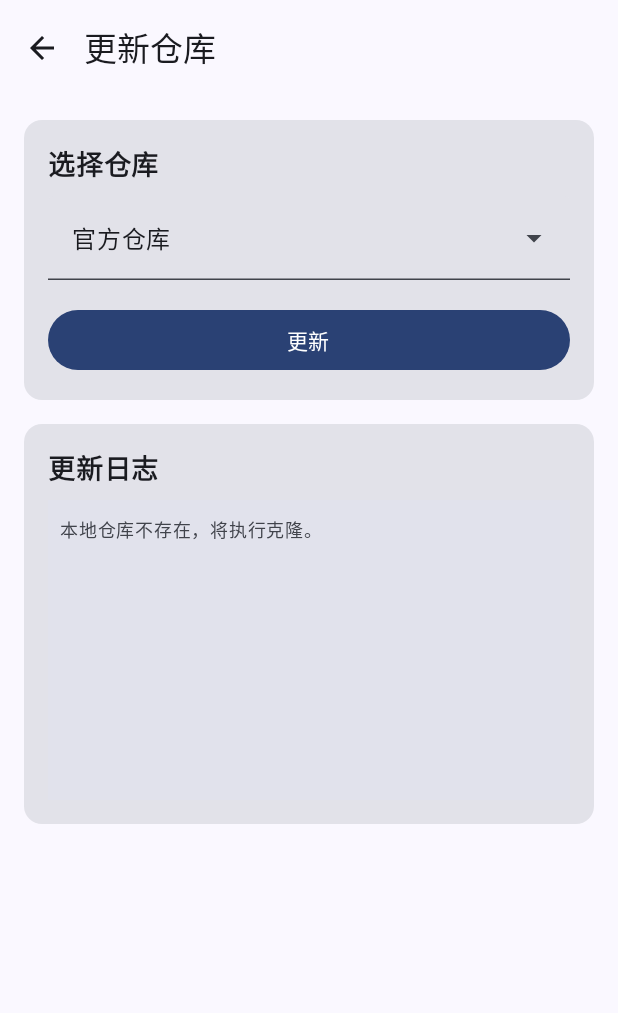
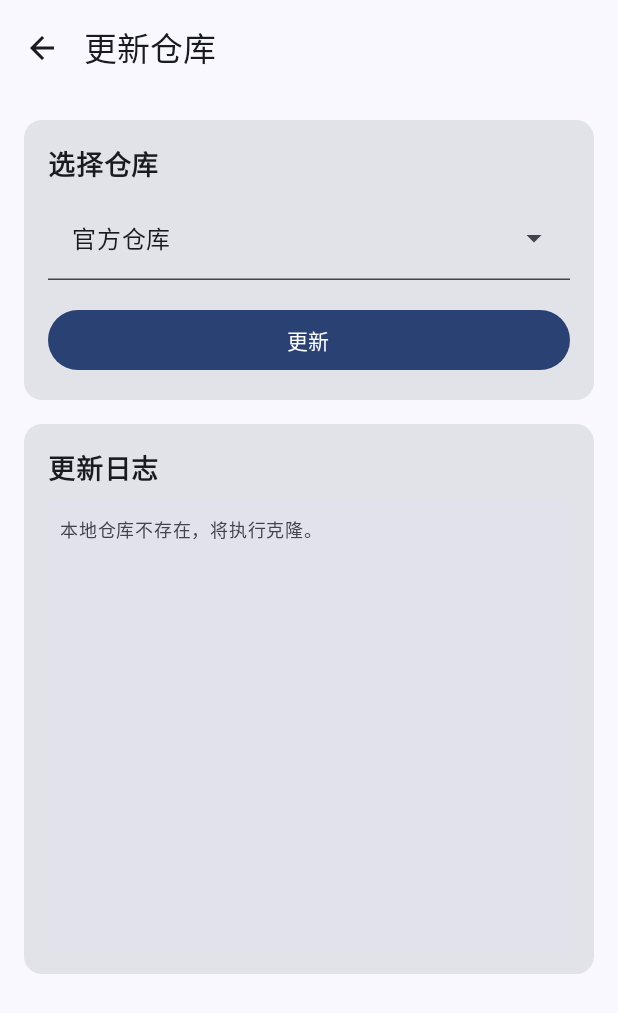
Before and after one commit to XingHeYuZhuan/shiguangschedule, an Android app built with Jetpack Compose: the UpdateRepoScreen screen opened through its navigation route, after a tap on "更新", on a phone screen of 412 x 824 dp. Shown: the top 1013 px of the screen. Run offline under Robolectric (Android 15) with nearby library versions, the phone set to English and light mode, and no system bars; our stand-ins replace Room's generated code; libraries missing offline, so code that uses them is left out: org.eclipse.jgit; 4 statements that could not run were skipped.

Commit message:
修复更新仓库的bug,使用lighthouse标签完成基础安全验证

```diff
--- a/app/build.gradle.kts
+++ b/app/build.gradle.kts
@@ -72,6 +72,8 @@ dependencies {
     implementation(libs.androidx.room.runtime)
     implementation(libs.androidx.room.ktx)
     implementation(libs.jgit)
+    implementation(libs.slf4j.api)
+    implementation(libs.slf4j.simple)
     ksp(libs.androidx.room.compiler)
 
     testImplementation(libs.junit)
--- a/app/src/main/java/com/xingheyuzhuan/shiguangschedule/tool/GitUpdater.kt
+++ b/app/src/main/java/com/xingheyuzhuan/shiguangschedule/tool/GitUpdater.kt
@@ -18,8 +18,9 @@ import java.io.File
  */
 class GitUpdater(private val context: Context) {
 
-    // 官方仓库中一个已知的、早期的提交ID，用于合法性验证。
-    private val OFFICIAL_REPO_BASE_COMMIT_ID = "eb49b7c18272c624d12198b03aabf7fc114a7106"
+    private val OFFICIAL_BASE_TAG_NAME = "lighthouse"
+
+    private val OFFICIAL_BASE_TAG_SHA = "eb49b7c18272c624d12198b03aabf7fc114a7106"
 
     // 通过 Context 动态获取本地仓库路径。
     private val localRepoDir: File
@@ -27,43 +28,97 @@ class GitUpdater(private val context: Context) {
 
     /**
      * 自定义的凭证提供者，处理用户名/密码或个人访问令牌。
-     * 这是一个私有嵌套类，仅供 GitUpdater 内部使用。
      */
     private class MyCredentialsProvider(username: String, password: String) :
         UsernamePasswordCredentialsProvider(username, password.toCharArray())
 
+
     /**
-     * 验证用户提供的 Git 仓库是否是官方仓库的合法 fork 或镜像。
-     *
-     * @param userForkUrl 用户仓库的 URL。
-     * @return 如果用户仓库包含官方提交 ID，则返回 true。
+     * 验证仓库的可访问性和历史合法性，不传输文件内容。
+     * 逻辑：检查远程仓库是否包含官方的永久基准标签，并校验其 SHA-1。
      */
-    private fun isLegitimateFork(userForkUrl: String): Boolean {
+    private fun isLegitimateFork(userForkUrl: String, credentialsProvider: CredentialsProvider?): Boolean {
         try {
-            val lsRemote = Git.lsRemoteRepository()
+            val lsRemoteCommand = Git.lsRemoteRepository()
                 .setRemote(userForkUrl)
-                .call()
-            val expectedObjectId = ObjectId.fromString(OFFICIAL_REPO_BASE_COMMIT_ID)
-            return lsRemote.any { it.objectId == expectedObjectId }
+
+            lsRemoteCommand.setTimeout(30)
+
+            credentialsProvider?.let {
+                lsRemoteCommand.setCredentialsProvider(it)
+
+                lsRemoteCommand.setTransportConfigCallback { transport ->
+                    transport.credentialsProvider = it
+                }
+            }
+
+            // 关键：只查询标签 (Tag)，不查询分支 (Head)，避免拉取不必要数据
+            lsRemoteCommand.setTags(true).setHeads(false)
+
+            val lsRemote = lsRemoteCommand.call()
+
+            if (lsRemote.isEmpty()) {
+                return false
+            }
+
+            // 预期的引用名和 SHA 对象
+            val expectedTagRefName = "refs/tags/$OFFICIAL_BASE_TAG_NAME"
+            val expectedTagSha = ObjectId.fromString(OFFICIAL_BASE_TAG_SHA)
+
+            // 检查远程仓库是否包含名称和 SHA-1 都匹配的标签
+            return lsRemote.any {
+                it.name == expectedTagRefName && it.objectId == expectedTagSha
+            }
+
         } catch (e: Exception) {
+            // 捕获 TransportException 等认证失败的错误
             return false
         }
     }
 
+
     /**
      * 更新或克隆仓库并提供详细日志。
-     * @param repoInfo 仓库信息，包含URL、分支和类型。
-     * @param onLog 用于接收实时日志消息的回调函数。
      */
     fun updateRepository(repoInfo: RepositoryInfo, onLog: (String) -> Unit) {
-        // 对所有非官方仓库进行合法性验证
+
+        // 创建 credentialsProvider (灵活支持真实用户名和 x-token-auth 修复)
+        val credentialsProvider: CredentialsProvider? = if (repoInfo.repoType == RepoType.PRIVATE_REPO && repoInfo.credentials != null) {
+
+            var username = repoInfo.credentials["username"] ?: ""
+            val password = repoInfo.credentials["password"] ?: ""
+
+            // 如果用户提供了 Token 但没有用户名，应用 x-token-auth 修复 JGit 的 Bug
+            if (password.isNotBlank() && username.isBlank()) {
+                username = "x-token-auth"
+            }
+
+            // 如果用户名和密码都为空，则返回 null，否则创建凭证
+            if (username.isBlank() && password.isBlank()) {
+                null
+            } else {
+                MyCredentialsProvider(username, password)
+            }
+
+        } else {
+            // 公开仓库的逻辑（如果提供了用户名/密码，则使用）
+            val username = repoInfo.credentials?.get("username") ?: ""
+            val password = repoInfo.credentials?.get("password") ?: ""
+            if (username.isNotBlank() || password.isNotBlank()) MyCredentialsProvider(username, password) else null
+        }
+
+        // 2. 对所有非官方仓库进行合法性验证 (在克隆/拉取文件前执行)
         if (repoInfo.repoType != RepoType.OFFICIAL) {
-            onLog("正在验证仓库合法性...")
-            if (!isLegitimateFork(repoInfo.url)) {
-                onLog("错误：仓库未通过合法性验证。")
+            onLog("正在执行安全验证（基准灯塔标签检查）...")
+
+            if (!isLegitimateFork(repoInfo.url, credentialsProvider)) {
+                onLog("错误：仓库未通过合法性验证或认证失败。")
+                if (repoInfo.repoType == RepoType.PRIVATE_REPO) {
+                    onLog("提示：请检查 PAT 权限和 Token 字符串是否正确。")
+                }
                 return
             }
-            onLog("仓库合法性验证成功。")
+            onLog("安全验证通过：找到官方基准灯塔标签。")
         }
 
         val targetUrl = repoInfo.url
@@ -72,21 +127,14 @@ class GitUpdater(private val context: Context) {
 
         onLog(if (isLocalRepoExist) "本地仓库已存在，将执行更新。" else "本地仓库不存在，将执行克隆。")
 
+        val progressMonitor = LogProgressMonitor(onLog)
+
         try {
-            // 只有当仓库类型为 PRIVATE_REPO 且凭证不为空时才创建凭证提供者
-            val credentialsProvider: CredentialsProvider? = if (repoInfo.repoType == RepoType.PRIVATE_REPO && repoInfo.credentials != null) {
-                val username = repoInfo.credentials["username"] ?: ""
-                val password = repoInfo.credentials["password"] ?: ""
-                MyCredentialsProvider(username, password)
-            } else {
-                null
-            }
-
             val git: Git = if (isLocalRepoExist) {
                 onLog("正在打开本地仓库...")
                 Git.open(localRepoDir)
             } else {
-                // 新增：在克隆前检查并删除已存在的非Git目录
+                // 克隆操作
                 if (localRepoDir.exists()) {
                     onLog("检测到非Git目录，正在删除旧目录...")
                     localRepoDir.deleteRecursively()
@@ -97,7 +145,9 @@ class GitUpdater(private val context: Context) {
                     .setURI(targetUrl)
                     .setDirectory(localRepoDir)
                     .setBranch(repoInfo.branch)
-                    .setProgressMonitor(LogProgressMonitor(onLog))
+                    .setProgressMonitor(progressMonitor)
+                    .setTimeout(120)
+
                 credentialsProvider?.let { cloneCommand.setCredentialsProvider(it) }
                 cloneCommand.call()
             }
@@ -119,7 +169,8 @@ class GitUpdater(private val context: Context) {
                 onLog("正在拉取远程变更...")
                 val fetchCommand = git.fetch()
                     .setRemote(tempRemoteName)
-                    .setProgressMonitor(LogProgressMonitor(onLog))
+                    .setProgressMonitor(progressMonitor)
+                    .setTimeout(120)
                 credentialsProvider?.let { fetchCommand.setCredentialsProvider(it) }
                 fetchCommand.call()
 
--- a/app/src/main/java/com/xingheyuzhuan/shiguangschedule/ui/settings/update/UpdateRepoScreen.kt
+++ b/app/src/main/java/com/xingheyuzhuan/shiguangschedule/ui/settings/update/UpdateRepoScreen.kt
@@ -1,19 +1,38 @@
 package com.xingheyuzhuan.shiguangschedule.ui.settings.update
 
 import android.annotation.SuppressLint
-import android.app.Application
-import androidx.compose.foundation.layout.*
+import androidx.compose.foundation.layout.Column
+import androidx.compose.foundation.layout.Spacer
+import androidx.compose.foundation.layout.fillMaxSize
+import androidx.compose.foundation.layout.fillMaxWidth
+import androidx.compose.foundation.layout.height
+import androidx.compose.foundation.layout.padding
 import androidx.compose.foundation.rememberScrollState
 import androidx.compose.foundation.text.selection.SelectionContainer
 import androidx.compose.foundation.verticalScroll
 import androidx.compose.material.icons.Icons
 import androidx.compose.material.icons.automirrored.filled.ArrowBack
-import androidx.compose.material3.*
+import androidx.compose.material3.Button
+import androidx.compose.material3.Card
+import androidx.compose.material3.DropdownMenuItem
+import androidx.compose.material3.ExperimentalMaterial3Api
+import androidx.compose.material3.ExposedDropdownMenuBox
+import androidx.compose.material3.ExposedDropdownMenuDefaults
+import androidx.compose.material3.Icon
+import androidx.compose.material3.IconButton
+import androidx.compose.material3.MaterialTheme
+import androidx.compose.material3.Scaffold
+import androidx.compose.material3.Surface
+import androidx.compose.material3.Text
+import androidx.compose.material3.TextField
+import androidx.compose.material3.TopAppBar
 import androidx.compose.runtime.Composable
 import androidx.compose.runtime.collectAsState
 import androidx.compose.runtime.getValue
+import androidx.compose.runtime.mutableStateOf
+import androidx.compose.runtime.remember
+import androidx.compose.runtime.setValue
 import androidx.compose.ui.Modifier
-import androidx.compose.ui.platform.LocalContext
 import androidx.compose.ui.text.font.FontFamily
 import androidx.compose.ui.text.font.FontWeight
 import androidx.compose.ui.tooling.preview.Preview
@@ -23,15 +42,13 @@ import androidx.lifecycle.viewmodel.compose.viewModel
 import androidx.navigation.NavController
 import androidx.navigation.compose.rememberNavController
 import com.xingheyuzhuan.shiguangschedule.data.model.RepositoryInfo
+import com.xingheyuzhuan.shiguangschedule.data.model.RepoType // 引入 RepoType
 
 @OptIn(ExperimentalMaterial3Api::class)
 @Composable
 fun UpdateRepoScreen(
     navController: NavController,
-    // 使用工厂模式注入 ViewModel，并传入 Context
-    viewModel: UpdateRepoViewModel = viewModel(
-        factory = UpdateRepoViewModelFactory(LocalContext.current.applicationContext as Application)
-    )
+    viewModel: UpdateRepoViewModel = viewModel(factory = UpdateRepoViewModelFactory)
 ) {
     // 观察ViewModel的uiState
     val uiState by viewModel.uiState.collectAsState()
@@ -56,13 +73,26 @@ fun UpdateRepoScreen(
                 .fillMaxSize()
                 .padding(innerPadding)
                 .padding(16.dp)
+                .verticalScroll(rememberScrollState())
         ) {
             // 第一个矩形区域：仓库选择与操作
             RepoSelectionCard(
                 repoList = uiState.repoList,
                 selectedRepo = uiState.selectedRepo,
+                // 绑定 URL 和 Branch 状态
+                currentUrl = uiState.currentEditableUrl,
+                currentBranch = uiState.currentEditableBranch,
+                // 绑定 Username 和 Password 状态
+                currentUsername = uiState.currentEditableUsername,
+                currentPassword = uiState.currentEditablePassword,
                 isUpdating = uiState.isUpdating,
                 onRepoSelected = { repo -> viewModel.selectRepository(repo) },
+                // 绑定 URL 和 Branch 事件
+                onUrlChanged = { url -> viewModel.updateCurrentUrl(url) },
+                onBranchChanged = { branch -> viewModel.updateCurrentBranch(branch) },
+                // 绑定 Username 和 Password 事件
+                onUsernameChanged = { username -> viewModel.updateCurrentUsername(username) },
+                onPasswordChanged = { password -> viewModel.updateCurrentPassword(password) },
                 onUpdateClicked = { viewModel.startUpdate() }
             )
 
@@ -79,10 +109,21 @@ fun UpdateRepoScreen(
 fun RepoSelectionCard(
     repoList: List<RepositoryInfo>,
     selectedRepo: RepositoryInfo?,
+    currentUrl: String,
+    currentBranch: String,
+    // 新增凭证状态参数
+    currentUsername: String,
+    currentPassword: String,
     isUpdating: Boolean,
     onRepoSelected: (RepositoryInfo) -> Unit,
+    onUrlChanged: (String) -> Unit,
+    onBranchChanged: (String) -> Unit,
+    // 新增凭证事件参数
+    onUsernameChanged: (String) -> Unit,
+    onPasswordChanged: (String) -> Unit,
     onUpdateClicked: () -> Unit
 ) {
+    var expanded by remember { mutableStateOf(false) }
     Card(
         modifier = Modifier.fillMaxWidth()
     ) {
@@ -97,29 +138,47 @@ fun RepoSelectionCard(
 
             Spacer(modifier = Modifier.height(8.dp))
 
+            // 仓库选择下拉菜单
             ExposedDropdownMenuBox(
-                expanded = false, // 简化示例
-                onExpandedChange = { }
+                expanded = expanded,
+                onExpandedChange = { expanded = !expanded }
             ) {
                 TextField(
                     value = selectedRepo?.name ?: "请选择仓库",
                     onValueChange = {},
                     readOnly = true,
                     modifier = Modifier.menuAnchor().fillMaxWidth(),
-                    trailingIcon = { ExposedDropdownMenuDefaults.TrailingIcon(expanded = false) }
+                    trailingIcon = { ExposedDropdownMenuDefaults.TrailingIcon(expanded = expanded)}
                 )
                 ExposedDropdownMenu(
-                    expanded = false, // 简化示例
-                    onDismissRequest = {}
+                    expanded = expanded,
+                    onDismissRequest = { expanded = false }
                 ) {
                     repoList.forEach { repo ->
                         DropdownMenuItem(
                             text = { Text(repo.name) },
-                            onClick = { onRepoSelected(repo) }
+                            onClick = {
+                                onRepoSelected(repo)
+                                expanded = false
+                            }
                         )
                     }
                 }
             }
+
+            // 新增：仓库编辑选项
+            RepoEditOptions(
+                selectedRepo = selectedRepo,
+                currentUrl = currentUrl,
+                currentBranch = currentBranch,
+                onUrlChanged = onUrlChanged,
+                onBranchChanged = onBranchChanged,
+                // 传递凭证状态和事件给 RepoEditOptions
+                currentUsername = currentUsername,
+                currentPassword = currentPassword,
+                onUsernameChanged = onUsernameChanged,
+                onPasswordChanged = onPasswordChanged
+            )
 
             Spacer(modifier = Modifier.height(16.dp))
 
@@ -130,6 +189,78 @@ fun RepoSelectionCard(
             ) {
                 Text(text = if (isUpdating) "更新中..." else "更新")
             }
+        }
+    }
+}
+
+/**
+ * 根据仓库类型和可编辑性显示编辑选项
+ */
+@Composable
+fun RepoEditOptions(
+    selectedRepo: RepositoryInfo?,
+    currentUrl: String,
+    currentBranch: String,
+    onUrlChanged: (String) -> Unit,
+    onBranchChanged: (String) -> Unit,
+    // 新增凭证状态和事件参数
+    currentUsername: String,
+    currentPassword: String,
+    onUsernameChanged: (String) -> Unit,
+    onPasswordChanged: (String) -> Unit
+) {
+    // 只有在仓库被选中且可编辑时才显示编辑框
+    if (selectedRepo?.editable == true) {
+
+        Spacer(modifier = Modifier.height(16.dp))
+
+        // URL 编辑框 (适用于 CUSTOM, PRIVATE_REPO)
+        TextField(
+            value = currentUrl,
+            onValueChange = onUrlChanged,
+            label = { Text("仓库 URL") },
+            modifier = Modifier.fillMaxWidth()
+        )
+
+        Spacer(modifier = Modifier.height(8.dp))
+
+        // Branch 编辑框 (适用于 CUSTOM, PRIVATE_REPO)
+        TextField(
+            value = currentBranch,
+            onValueChange = onBranchChanged,
+            label = { Text("分支 (Branch)") },
+            modifier = Modifier.fillMaxWidth()
+        )
+
+        // 实现私有仓库的凭证输入
+        if (selectedRepo.repoType == RepoType.PRIVATE_REPO) {
+            Spacer(modifier = Modifier.height(16.dp))
+
+            Text(
+                text = "私有仓库凭证 (Username/Token)",
+                fontSize = 16.sp,
+                fontWeight = FontWeight.SemiBold
+            )
+
+            Spacer(modifier = Modifier.height(8.dp))
+
+            // 用户名输入框
+            TextField(
+                value = currentUsername,
+                onValueChange = onUsernameChanged,
+                label = { Text("用户名或 Token Key") },
+                modifier = Modifier.fillMaxWidth()
+            )
+            Spacer(modifier = Modifier.height(8.dp))
+
+            // 密码/Token输入框
+            // 实际应用中建议使用 KeyboardOptions 和 VisualTransformation 隐藏输入内容
+            TextField(
+                value = currentPassword,
+                onValueChange = onPasswordChanged,
+                label = { Text("密码或 Token Value") },
+                modifier = Modifier.fillMaxWidth()
+            )
         }
     }
 }
@@ -155,7 +286,7 @@ fun LogDisplayCard(logs: String) {
                 Surface(
                     modifier = Modifier
                         .fillMaxWidth()
-                        .height(200.dp),
+                        .height(300.dp),
                     color = MaterialTheme.colorScheme.surfaceVariant
                 ) {
                     Text(
@@ -178,6 +309,7 @@ fun LogDisplayCard(logs: String) {
 @Composable
 fun PreviewUpdateRepoScreen() {
     MaterialTheme {
+        // 为了预览，需要传递模拟的 ViewModel
         UpdateRepoScreen(navController = rememberNavController(), viewModel = PreviewUpdateRepoViewModel())
     }
 }
@@ -187,5 +319,10 @@ class PreviewUpdateRepoViewModel : UpdateRepoViewModel(
     gitRepository = object : com.xingheyuzhuan.shiguangschedule.data.repository.GitRepository {
         override suspend fun updateRepository(repoInfo: RepositoryInfo, onLog: (String) -> Unit) {}
     },
-    jsonInputStream = """[{"name":"官方仓库","type":"OFFICIAL","url":"","branch":"","editable":false}]""".byteInputStream()
+    // 使用包含可编辑仓库的 JSON 来更好地预览编辑框
+    jsonInputStream = """[
+        {"name":"官方仓库","type":"OFFICIAL","url":"official_url","branch":"main","editable":false},
+        {"name":"自定义仓库","type":"CUSTOM","url":"custom_url","branch":"dev","editable":true},
+        {"name":"私有仓库","type":"PRIVATE_REPO","url":"private_url","branch":"main","editable":true}
+    ]""".byteInputStream()
 )
--- a/app/src/main/java/com/xingheyuzhuan/shiguangschedule/ui/settings/update/UpdateRepoViewModel.kt
+++ b/app/src/main/java/com/xingheyuzhuan/shiguangschedule/ui/settings/update/UpdateRepoViewModel.kt
@@ -1,10 +1,11 @@
 package com.xingheyuzhuan.shiguangschedule.ui.settings.update
 
-import android.app.Application
 import androidx.lifecycle.ViewModel
 import androidx.lifecycle.ViewModelProvider
 import androidx.lifecycle.viewModelScope
+import androidx.lifecycle.viewmodel.CreationExtras
 import com.xingheyuzhuan.shiguangschedule.data.model.RepositoryInfo
+import com.xingheyuzhuan.shiguangschedule.data.model.RepoType
 import com.xingheyuzhuan.shiguangschedule.data.repository.GitRepository
 import com.xingheyuzhuan.shiguangschedule.data.repository.GitRepositoryImpl
 import com.xingheyuzhuan.shiguangschedule.tool.GitUpdater
@@ -15,7 +16,6 @@ import kotlinx.coroutines.flow.asStateFlow
 import kotlinx.coroutines.launch
 import kotlinx.serialization.json.Json
 import java.io.InputStream
-import java.io.InputStreamReader
 
 open class UpdateRepoViewModel(
     private val gitRepository: GitRepository,
@@ -27,7 +27,15 @@ open class UpdateRepoViewModel(
         val repoList: List<RepositoryInfo> = emptyList(),
         val selectedRepo: RepositoryInfo? = null,
         val logs: String = "",
-        val isUpdating: Boolean = false
+        val isUpdating: Boolean = false,
+
+        // URL 和 Branch 的编辑状态（已存在）
+        val currentEditableUrl: String = "",
+        val currentEditableBranch: String = "",
+
+        // 【新增 1】凭证的编辑状态
+        val currentEditableUsername: String = "",
+        val currentEditablePassword: String = "" // 密码或 Token Value
     )
 
     private val _uiState = MutableStateFlow(UpdateRepoState())
@@ -43,9 +51,19 @@ open class UpdateRepoViewModel(
             try {
                 val jsonString = jsonInputStream.reader().use { it.readText() }
                 val repos = Json.decodeFromString<List<RepositoryInfo>>(jsonString)
+                val defaultRepo = repos.firstOrNull() // 默认选中的仓库
+
+                // 辅助函数，安全地从 credentials map 中提取值
+                fun getCredentialValue(key: String): String = defaultRepo?.credentials?.get(key) ?: ""
+
                 _uiState.value = _uiState.value.copy(
                     repoList = repos,
-                    selectedRepo = repos.firstOrNull() // 默认选中第一个
+                    selectedRepo = defaultRepo,
+                    currentEditableUrl = defaultRepo?.url ?: "",
+                    currentEditableBranch = defaultRepo?.branch ?: "",
+                    // 【修改 2】初始化时填充凭证编辑字段
+                    currentEditableUsername = getCredentialValue("username"),
+                    currentEditablePassword = getCredentialValue("password")
                 )
             } catch (e: Exception) {
                 _uiState.value = _uiState.value.copy(
@@ -57,21 +75,77 @@ open class UpdateRepoViewModel(
 
     // 更新当前选择的仓库
     fun selectRepository(repo: RepositoryInfo) {
-        _uiState.value = _uiState.value.copy(selectedRepo = repo)
+        // 辅助函数，安全地从 credentials map 中提取值
+        fun getCredentialValue(key: String): String = repo.credentials?.get(key) ?: ""
+
+        _uiState.value = _uiState.value.copy(
+            selectedRepo = repo,
+            currentEditableUrl = repo.url,
+            currentEditableBranch = repo.branch,
+            // 【修改 3】切换仓库时，同步凭证信息
+            currentEditableUsername = getCredentialValue("username"),
+            currentEditablePassword = getCredentialValue("password")
+        )
+    }
+
+    // 更新当前编辑的 URL
+    fun updateCurrentUrl(url: String) {
+        _uiState.value = _uiState.value.copy(currentEditableUrl = url)
+    }
+
+    // 更新当前编辑的 Branch
+    fun updateCurrentBranch(branch: String) {
+        _uiState.value = _uiState.value.copy(currentEditableBranch = branch)
+    }
+
+    // 【新增 4】更新当前编辑的 Username/Token Key
+    fun updateCurrentUsername(username: String) {
+        _uiState.value = _uiState.value.copy(currentEditableUsername = username)
+    }
+
+    // 【新增 4】更新当前编辑的 Password/Token Value
+    fun updateCurrentPassword(password: String) {
+        _uiState.value = _uiState.value.copy(currentEditablePassword = password)
     }
 
     // 开始更新仓库
     fun startUpdate() {
-        val repoToUpdate = _uiState.value.selectedRepo ?: return
-        if (_uiState.value.isUpdating) return
+        val currentState = _uiState.value
+        val originalRepo = currentState.selectedRepo ?: return
+        if (currentState.isUpdating) return
+
+        // 【修改 5】核心逻辑：构建用于更新的 RepositoryInfo
+        val repoToUpdate = if (originalRepo.editable) {
+
+            // 只有私有仓库才需要凭证，且只有在用户输入不为空时才设置
+            val newCredentials = if (originalRepo.repoType == RepoType.PRIVATE_REPO) {
+                mapOf(
+                    "username" to currentState.currentEditableUsername,
+                    "password" to currentState.currentEditablePassword
+                )
+            } else {
+                null
+            }
+
+            originalRepo.copy(
+                url = currentState.currentEditableUrl,
+                branch = currentState.currentEditableBranch,
+                // 【修改 5.1】将用户输入的凭证加入到 repoToUpdate 对象中
+                credentials = newCredentials
+            )
+        } else {
+            // 如果不可编辑，则使用原始仓库信息
+            originalRepo
+        }
 
         viewModelScope.launch {
-            _uiState.value = _uiState.value.copy(
+            _uiState.value = currentState.copy(
                 isUpdating = true,
                 logs = "" // 清空旧日志
             )
 
             // 传递日志回调，将日志追加到UI状态
+            // 现在传入的是可能包含用户修改后 URL、Branch 和 Credentials 的 repoToUpdate 对象
             gitRepository.updateRepository(repoToUpdate) { log ->
                 val newLog = "${_uiState.value.logs}${log}\n"
                 _uiState.value = _uiState.value.copy(logs = newLog)
@@ -82,14 +156,17 @@ open class UpdateRepoViewModel(
     }
 }
 
-// 将 ViewModelFactory 放在 ViewModel 的 companion object 中
-class UpdateRepoViewModelFactory(private val application: Application) : ViewModelProvider.Factory {
+object UpdateRepoViewModelFactory : ViewModelProvider.Factory {
+    // ... (此部分保持不变)
+    override fun <T : ViewModel> create(modelClass: Class<T>, extras: CreationExtras): T {
+        // 2. 使用 checkNotNull(extras[...]) 安全地从 extras 中获取 Application
+        val application = checkNotNull(extras[ViewModelProvider.AndroidViewModelFactory.APPLICATION_KEY])
 
-    override fun <T : ViewModel> create(modelClass: Class<T>): T {
         if (modelClass.isAssignableFrom(UpdateRepoViewModel::class.java)) {
             val gitUpdater = GitUpdater(application.applicationContext)
             val gitRepository: GitRepository = GitRepositoryImpl(gitUpdater)
-            // 修改为从 assets 目录读取
+
+            // 3. 依赖（如 assets.open）的获取都在 Factory 内部完成
             val jsonInputStream: InputStream = application.assets.open("git_repos.json")
 
             @Suppress("UNCHECKED_CAST")
--- a/gradle/libs.versions.toml
+++ b/gradle/libs.versions.toml
@@ -22,6 +22,7 @@ room = "2.7.2"
 ksp = "2.2.10-2.0.2"
 gradle-license-plugin = "0.9.8"
 jgit = "7.3.0.202506031305-r"
+slf4j = "1.7.30"
 
 
 [libraries]
@@ -59,6 +60,8 @@ androidx-room-runtime = { group = "androidx.room", name = "room-runtime", versio
 androidx-room-compiler = { group = "androidx.room", name = "room-compiler", version.ref = "room" }
 androidx-room-ktx = { group = "androidx.room", name = "room-ktx", version.ref = "room" }
 jgit = { module = "org.eclipse.jgit:org.eclipse.jgit", version.ref = "jgit" }
+slf4j-api = { group = "org.slf4j", name = "slf4j-api", version.ref = "slf4j" }
+slf4j-simple = { group = "org.slf4j", name = "slf4j-simple", version.ref = "slf4j" }
 
 [plugins]
 android-application = { id = "com.android.application", version.ref = "agp" }
```
Also changed, not shown: app/src/main/java/com/xingheyuzhuan/shiguangschedule/tool/LogProgressMonitor.kt (+27 -27 lines).
